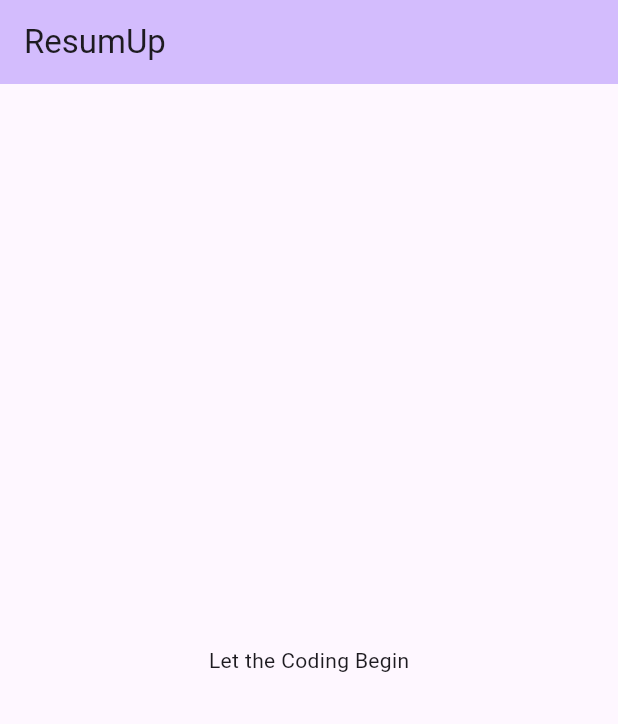
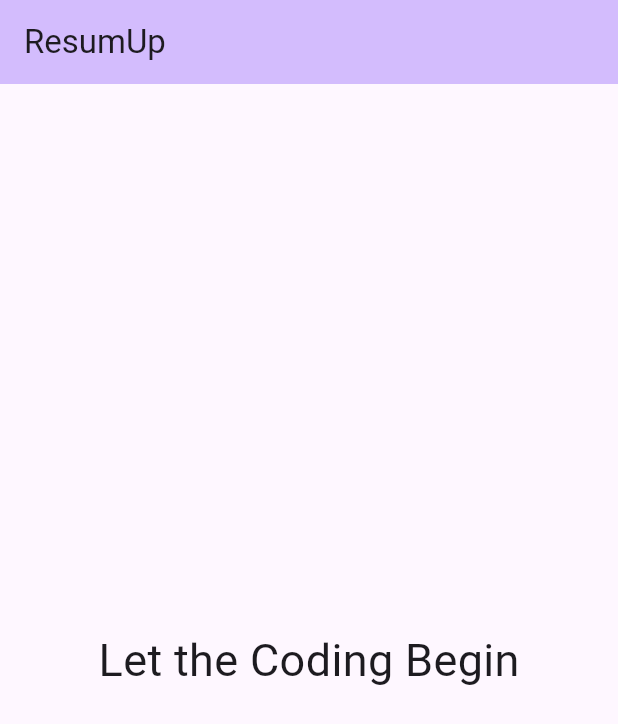
Before and after one commit to TiDB-Hacks/ResumUp, a Flutter app: the screen it shows after launch, on a phone screen of 412 x 824 dp. Shown: the top 724 px of the screen. Run offline on Flutter 3.47's test engine with Material 2 defaults, Android fonts, the phone set to English and light mode, and no system bars.

Commit message:
feat: set initial template

```diff
--- a/lib/main.dart
+++ b/lib/main.dart
@@ -27,7 +27,6 @@ class MyHomePage extends StatefulWidget {
 }
 
 class _MyHomePageState extends State<MyHomePage> {
-
   @override
   Widget build(BuildContext context) {
     return Scaffold(
@@ -39,8 +38,9 @@ class _MyHomePageState extends State<MyHomePage> {
         child: Column(
           mainAxisAlignment: MainAxisAlignment.center,
           children: <Widget>[
-             Text(
+            Text(
               'Let the Coding Begin',
+              style: TextStyle(fontSize: 30),
             ),
           ],
         ),
```
